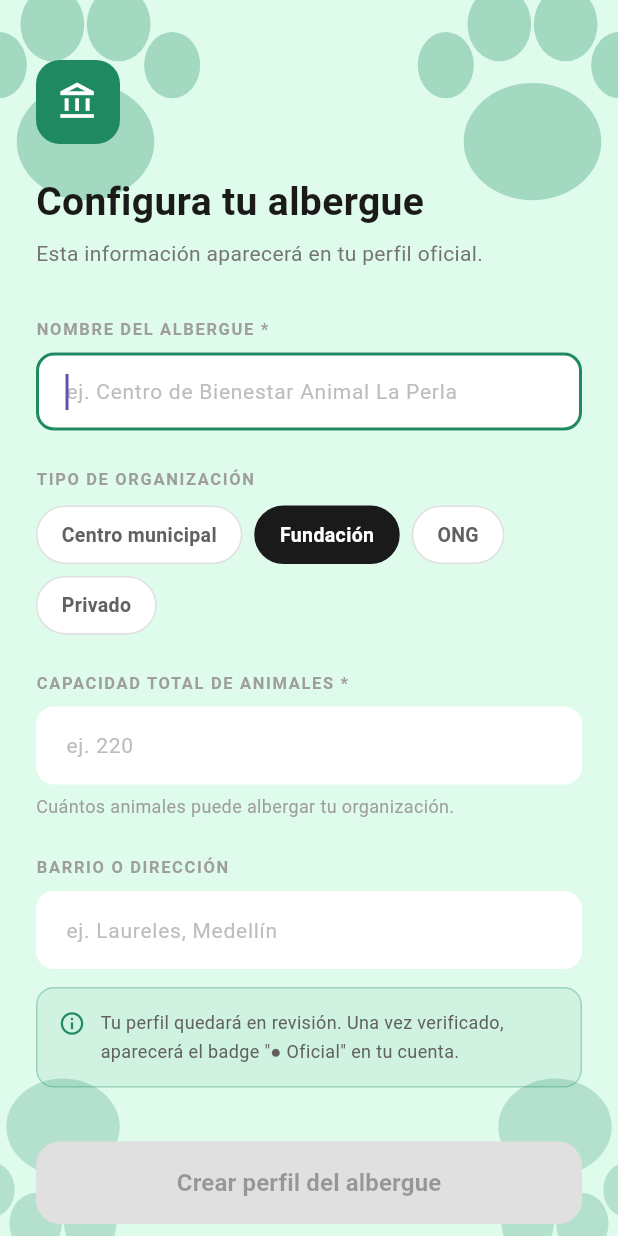
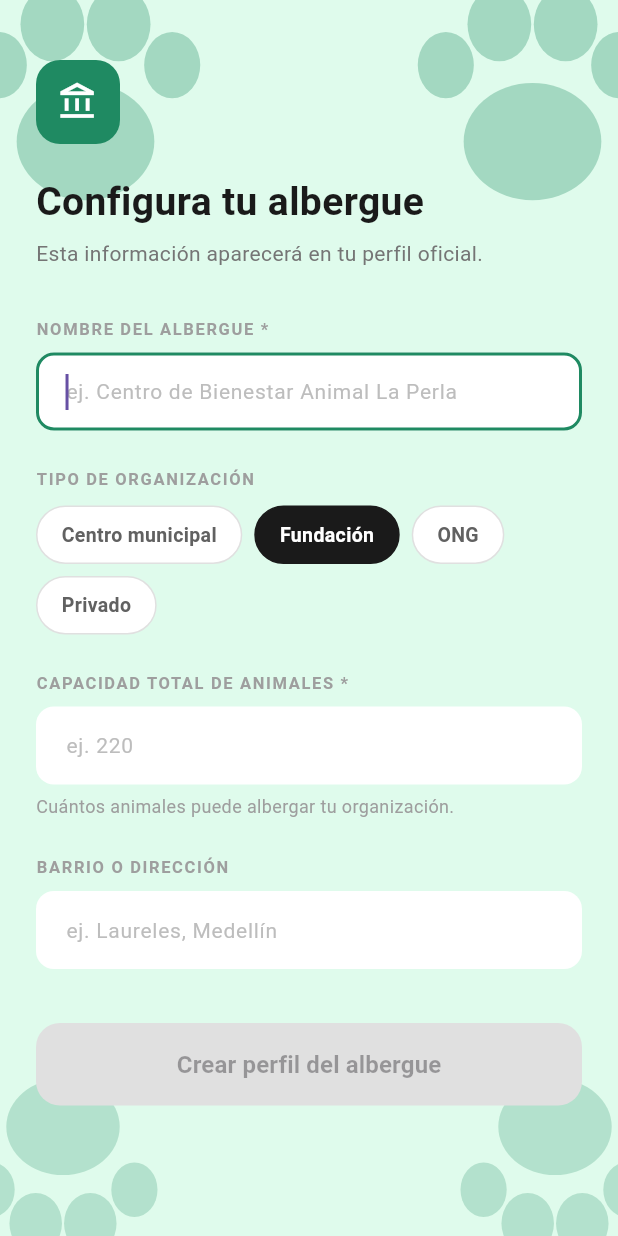
Before and after one commit to lunita486/Salva-Patitas, a Flutter app: the AlberguePerfilScreen screen opened directly, on a phone screen of 412 x 824 dp. Run offline on Flutter 3.47's test engine with Material 3 defaults, Android fonts, the phone set to English and light mode, and no system bars; our stand-ins replace cloud_firestore, firebase_auth, firebase_core, geolocator, google_sign_in, image_picker; accounts and stored records are empty; network calls fail.

Commit message:
remove: verificacion/oficial badge and review message
- Removed info banner from onboarding form
- Removed Oficial badge from dashboard header
- Removed verificado field from Firestore write

Co-Authored-By: Claude Sonnet 4.6 <noreply@anthropic.com>

```diff
--- a/lib/screens/albergue_home_screen.dart
+++ b/lib/screens/albergue_home_screen.dart
@@ -37,7 +37,6 @@ class _AlbergueHomeScreenState extends State<AlbergueHomeScreen> {
         final nombre       = data['albergueNombre']    as String? ?? 'Albergue';
         final tipo         = data['albergueTipo']      as String? ?? '';
         final capacidad    = (data['capacidadTotal']   as int?)   ?? 0;
-        final verificado   = data['verificado']        as bool?   ?? false;
         final iniciales    = nombre.trim().split(' ')
             .take(2).map((w) => w.isNotEmpty ? w[0].toUpperCase() : '').join();
 
@@ -64,7 +63,7 @@ class _AlbergueHomeScreenState extends State<AlbergueHomeScreen> {
                 const Positioned.fill(child: LeafOverlay()),
                 SafeArea(
                   child: _nav == 0
-                    ? _panel(context, nombre, tipo, iniciales, verificado,
+                    ? _panel(context, nombre, tipo, iniciales,
                         capacidad, enCuidado, enAdopcion, adoptados, totalActivos, pct, rescates)
                     : const SizedBox.shrink(),
                 ),
@@ -86,7 +85,7 @@ class _AlbergueHomeScreenState extends State<AlbergueHomeScreen> {
   // ── Panel principal ──────────────────────────────────────────────────────────
 
   Widget _panel(BuildContext ctx, String nombre, String tipo, String iniciales,
-      bool verificado, int capacidad, int enCuidado, int enAdopcion,
+      int capacidad, int enCuidado, int enAdopcion,
       int adoptados, int totalActivos, double pct,
       List<QueryDocumentSnapshot> rescates) {
     return SingleChildScrollView(
@@ -99,25 +98,9 @@ class _AlbergueHomeScreenState extends State<AlbergueHomeScreen> {
             const Text('Hola,',
                 style: TextStyle(fontSize: 15, color: Color(0xFF555555))),
             const SizedBox(height: 2),
-            Row(children: [
-              Text(nombre,
-                  style: const TextStyle(fontSize: 26, fontWeight: FontWeight.bold,
-                      color: Color(0xFF1A1A1A))),
-              if (verificado) ...[
-                const SizedBox(width: 8),
-                Container(
-                  padding: const EdgeInsets.symmetric(horizontal: 8, vertical: 3),
-                  decoration: BoxDecoration(
-                    color: appTeal, borderRadius: BorderRadius.circular(20)),
-                  child: const Row(mainAxisSize: MainAxisSize.min, children: [
-                    Icon(Icons.circle, size: 7, color: Colors.white),
-                    SizedBox(width: 4),
-                    Text('Oficial', style: TextStyle(fontSize: 11,
-                        fontWeight: FontWeight.w700, color: Colors.white)),
-                  ]),
-                ),
-              ],
-            ]),
+            Text(nombre,
+                style: const TextStyle(fontSize: 26, fontWeight: FontWeight.bold,
+                    color: Color(0xFF1A1A1A))),
             if (tipo.isNotEmpty) ...[
               const SizedBox(height: 2),
               Row(children: [
--- a/lib/screens/albergue_perfil_screen.dart
+++ b/lib/screens/albergue_perfil_screen.dart
@@ -32,7 +32,6 @@ class _AlberguePerfilScreenState extends State<AlberguePerfilScreen> {
       'albergueTipo':      _tipo,
       'capacidadTotal':    int.tryParse(_capacidadCtl.text.trim()) ?? 0,
       'albergueDireccion': _direccionCtl.text.trim(),
-      'verificado':        false,
     });
     // AuthWrapper detecta el cambio y navega a HomeScreen automáticamente
   }
@@ -125,25 +124,6 @@ class _AlberguePerfilScreenState extends State<AlberguePerfilScreen> {
               _label('BARRIO O DIRECCIÓN'),
               const SizedBox(height: 8),
               _campo(_direccionCtl, 'ej. Laureles, Medellín'),
-              const SizedBox(height: 12),
-
-              // Verificación info
-              Container(
-                padding: const EdgeInsets.all(14),
-                decoration: BoxDecoration(
-                  color: const Color(0xFF1F8A62).withValues(alpha: 0.08),
-                  borderRadius: BorderRadius.circular(12),
-                  border: Border.all(color: const Color(0xFF1F8A62).withValues(alpha: 0.3)),
-                ),
-                child: Row(crossAxisAlignment: CrossAxisAlignment.start, children: [
-                  const Icon(Icons.info_outline, size: 18, color: Color(0xFF1F8A62)),
-                  const SizedBox(width: 10),
-                  Expanded(child: Text(
-                    'Tu perfil quedará en revisión. Una vez verificado, aparecerá el badge "● Oficial" en tu cuenta.',
-                    style: TextStyle(fontSize: 12, color: Colors.grey.shade700, height: 1.5),
-                  )),
-                ]),
-              ),
               const SizedBox(height: 36),
 
               // Botón
```
